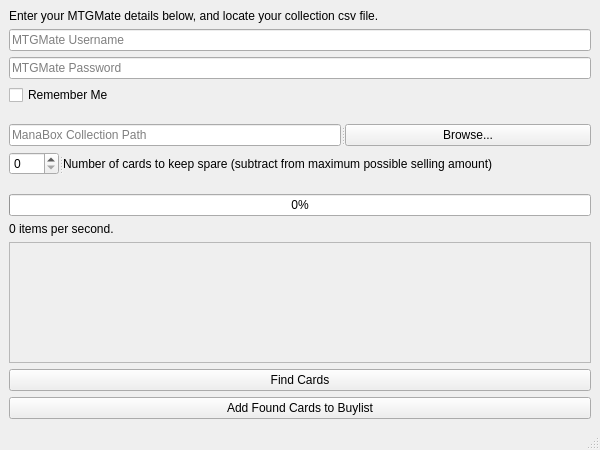
Before: the Qt Designer form ui/mainwindow.ui in barontate/MTGMate, drawn with Qt 5.
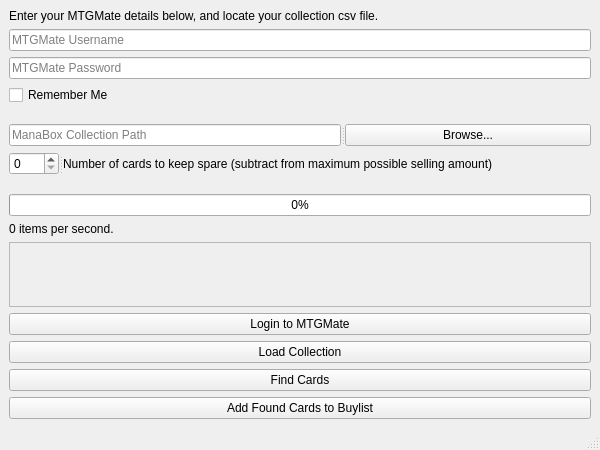
After: the same form once the commit is applied.

Commit message: adding buttons for future functionalities

The edit to the form file:
```diff
--- a/ui/mainwindow.ui
+++ b/ui/mainwindow.ui
@@ -178,6 +178,23 @@
       </widget>
      </widget>
     </item>
+
+    <item>
+     <widget class="QPushButton" name="loginButton">
+      <property name="text">
+       <string>Login to MTGMate</string>
+      </property>
+     </widget>
+    </item>
+
+    <item>
+     <widget class="QPushButton" name="loadCollectionButton">
+      <property name="text">
+       <string>Load Collection</string>
+      </property>
+     </widget>
+    </item>
+
     <item>
      <widget class="QPushButton" name="findCardsButton">
       <property name="text">
```
Left out of the diff: 1 changed line with no effect on the pictures. The commit also changes 1 other file.
